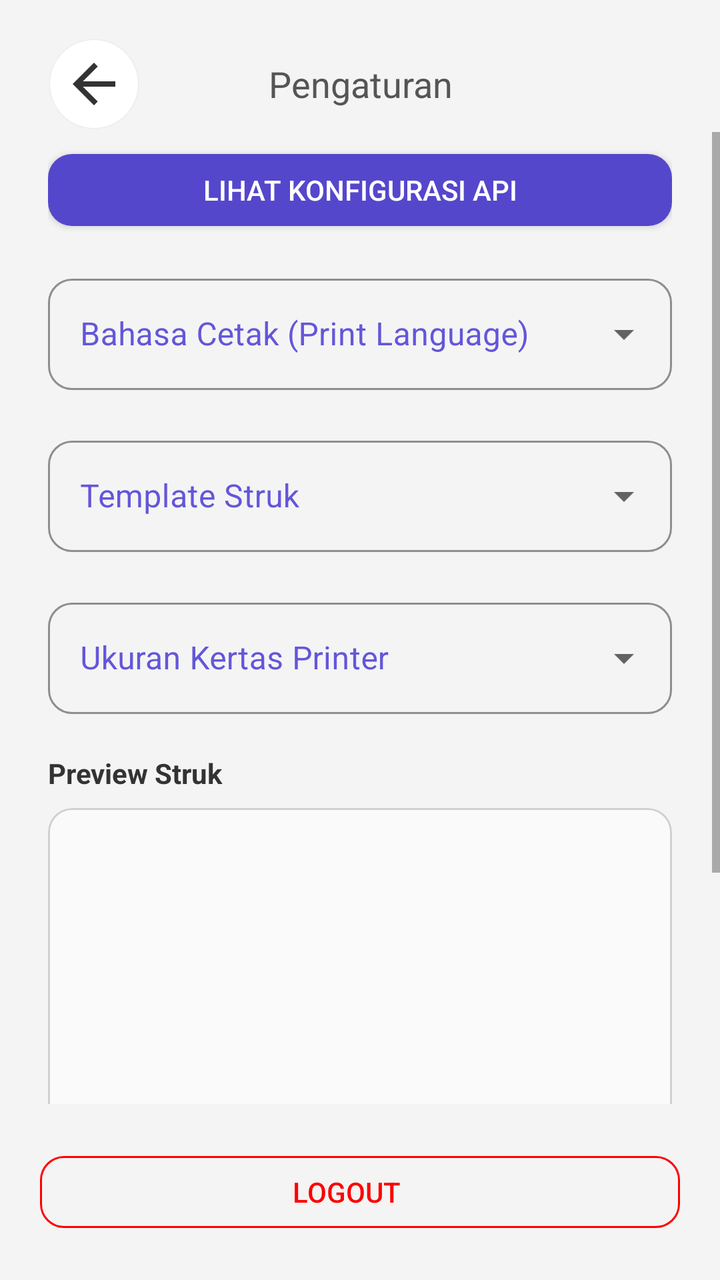
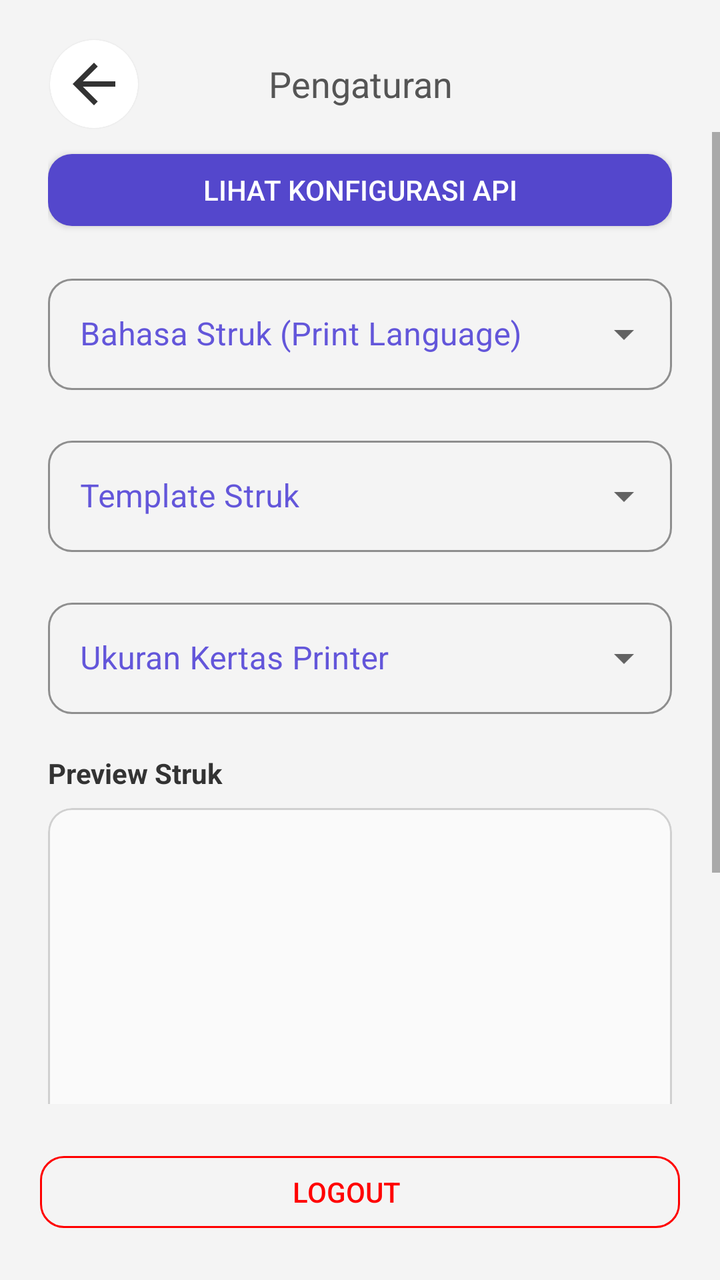

The first picture is an Android layout as it rendered before a commit; the second is the same layout after the commit. The layout source and the unified diff follow.
<!-- AndroidManifest.xml: application theme Theme.KeKitaPrintBridge -->
<!-- res/layout/activity_settings.xml -->
<?xml version="1.0" encoding="utf-8"?>
<RelativeLayout xmlns:android="http://schemas.android.com/apk/res/android"
    xmlns:app="http://schemas.android.com/apk/res-auto"
    android:id="@+id/wrap"
    android:layout_width="match_parent"
    android:layout_height="match_parent"
    android:background="#F4F4F4">

    <RelativeLayout
        android:id="@+id/top"
        android:layout_width="match_parent"
        android:layout_height="wrap_content">

        <androidx.cardview.widget.CardView
            android:layout_width="wrap_content"
            android:layout_height="wrap_content"
            android:layout_marginStart="25dp"
            android:layout_marginTop="20dp"
            android:layout_marginBottom="2dp"
            android:clickable="true"
            android:focusable="true"
            android:foreground="?android:selectableItemBackground"
            android:onClick="onBack"
            android:outlineSpotShadowColor="#00000000"
            app:cardBackgroundColor="#FFF"
            app:cardCornerRadius="22dp"
            app:cardElevation="2dp">

            <ImageView
                android:layout_width="44dp"
                android:layout_height="44dp"
                android:padding="6dp"
                android:src="@drawable/twotone_arrow_back"
                app:tint="#333" />

        </androidx.cardview.widget.CardView>

        <TextView
            android:layout_width="wrap_content"
            android:layout_height="44dp"
            android:layout_centerHorizontal="true"
            android:layout_marginTop="20dp"
            android:focusableInTouchMode="true"
            android:gravity="center"
            android:text="Pengaturan"
            android:textColor="#555"
            android:textSize="18sp" />

    </RelativeLayout>

    <ScrollView
        android:layout_width="match_parent"
        android:layout_height="match_parent"
        android:layout_below="@id/top"
        android:layout_above="@+id/btn_logout">

        <LinearLayout
            android:layout_width="match_parent"
            android:layout_height="wrap_content"
            android:gravity="top"
            android:orientation="vertical"
            android:paddingTop="5dp"
            android:paddingStart="24dp"
            android:paddingEnd="24dp"
            android:paddingBottom="30dp">

            <com.google.android.material.button.MaterialButton
                android:id="@+id/btn_show_config"
                style="@style/Widget.MaterialComponents.Button"
                android:layout_width="match_parent"
                android:layout_height="wrap_content"
                android:layout_marginBottom="15dp"
                android:letterSpacing="0"
                android:onClick="onShowConfig"
                android:text="Lihat Konfigurasi API"
                android:textColor="#FFF"
                app:backgroundTint="#5447CC"
                app:cornerRadius="12dp" />

            <com.google.android.material.textfield.TextInputLayout
                style="@style/Widget.MaterialComponents.TextInputLayout.OutlinedBox.ExposedDropdownMenu"
                android:layout_width="match_parent"
                android:layout_height="wrap_content"
                android:layout_marginBottom="20dp"
                android:hint="Bahasa Cetak (Print Language)"
                android:textColorHint="#6356da"
                app:boxCornerRadiusBottomEnd="12dp"
                app:boxCornerRadiusBottomStart="12dp"
                app:boxCornerRadiusTopEnd="12dp"
                app:boxCornerRadiusTopStart="12dp"
                app:boxStrokeColor="#6356da">

                <AutoCompleteTextView
                    android:id="@+id/autocomplete_language"
                    android:layout_width="match_parent"
                    android:layout_height="wrap_content"
                    android:inputType="none"
                    android:textColor="#323e9b"
                    android:textSize="16sp" />

            </com.google.android.material.textfield.TextInputLayout>

            <com.google.android.material.textfield.TextInputLayout
                style="@style/Widget.MaterialComponents.TextInputLayout.OutlinedBox.ExposedDropdownMenu"
                android:layout_width="match_parent"
                android:layout_height="wrap_content"
                android:layout_marginBottom="20dp"
                android:hint="Template Struk"
                android:textColorHint="#6356da"
                app:boxCornerRadiusBottomEnd="12dp"
                app:boxCornerRadiusBottomStart="12dp"
                app:boxCornerRadiusTopEnd="12dp"
                app:boxCornerRadiusTopStart="12dp"
                app:boxStrokeColor="#6356da">

                <AutoCompleteTextView
                    android:id="@+id/autocomplete_template"
                    android:layout_width="match_parent"
                    android:layout_height="wrap_content"
                    android:inputType="none"
                    android:textColor="#323e9b"
                    android:textSize="16sp" />

            </com.google.android.material.textfield.TextInputLayout>

            <com.google.android.material.textfield.TextInputLayout
                style="@style/Widget.MaterialComponents.TextInputLayout.OutlinedBox.ExposedDropdownMenu"
                android:layout_width="match_parent"
                android:layout_height="wrap_content"
                android:layout_marginBottom="20dp"
                android:hint="Ukuran Kertas Printer"
                android:textColorHint="#6356da"
                app:boxCornerRadiusBottomEnd="12dp"
                app:boxCornerRadiusBottomStart="12dp"
                app:boxCornerRadiusTopEnd="12dp"
                app:boxCornerRadiusTopStart="12dp"
                app:boxStrokeColor="#6356da">

                <AutoCompleteTextView
                    android:id="@+id/autocomplete_paper_width"
                    android:layout_width="match_parent"
                    android:layout_height="wrap_content"
                    android:inputType="none"
                    android:textColor="#323e9b"
                    android:textSize="16sp" />

            </com.google.android.material.textfield.TextInputLayout>

            <TextView
                android:layout_width="wrap_content"
                android:layout_height="wrap_content"
                android:layout_marginBottom="8dp"
                android:text="Preview Struk"
                android:textColor="#333"
                android:textSize="14sp"
                android:textStyle="bold" />

            <com.google.android.material.card.MaterialCardView
                android:layout_width="match_parent"
                android:layout_height="wrap_content"
                android:layout_marginBottom="20dp"
                app:cardBackgroundColor="#FAFAFA"
                app:cardCornerRadius="12dp"
                app:cardElevation="0dp"
                app:strokeColor="#D0D0D0"
                app:strokeWidth="1dp">

                <ScrollView
                    android:layout_width="match_parent"
                    android:layout_height="250dp"
                    android:padding="12dp">

                    <TextView
                        android:id="@+id/tv_preview"
                        android:layout_width="match_parent"
                        android:layout_height="wrap_content"
                        android:typeface="monospace"
                        android:textSize="12sp"
                        android:textColor="#333333" />

                </ScrollView>

            </com.google.android.material.card.MaterialCardView>

        </LinearLayout>

    </ScrollView>

    <com.google.android.material.button.MaterialButton
        android:id="@+id/btn_logout"
        style="@style/Widget.MaterialComponents.Button.OutlinedButton"
        android:layout_width="match_parent"
        android:layout_height="wrap_content"
        android:layout_alignParentBottom="true"
        android:layout_margin="20dp"
        android:letterSpacing="0"
        android:onClick="onLogout"
        android:paddingEnd="30dp"
        android:text="Logout"
        android:textColor="#FF0000"
        app:cornerRadius="12dp"
        app:strokeColor="#FF0000" />

</RelativeLayout>
<!-- resources referenced by this layout -->
<resources>
  <!-- drawable twotone_arrow_back (drawable) -->
  <vector xmlns:android="http://schemas.android.com/apk/res/android" android:autoMirrored="true" android:height="24dp" android:tint="#000000" android:viewportHeight="24" android:viewportWidth="24" android:width="24dp">
        
      <path android:fillColor="@android:color/white" android:pathData="M20,11H7.83l5.59,-5.59L12,4l-8,8 8,8 1.41,-1.41L7.83,13H20v-2z"/>
      
  </vector>
  <style name="Theme.KeKitaPrintBridge" parent="Theme.MaterialComponents.Light.DarkActionBar">
          
          <item name="colorPrimary">@color/purple_500</item>
          <item name="colorPrimaryVariant">@color/purple_700</item>
          <item name="colorOnPrimary">@color/white</item>
          
          <item name="colorSecondary">@color/teal_200</item>
          <item name="colorSecondaryVariant">@color/teal_700</item>
          <item name="colorOnSecondary">@color/black</item>
          
          <item name="android:statusBarColor">?attr/colorPrimaryVariant</item>
          
      </style>
  <color name="purple_500">#FF6200EE</color>
  <color name="purple_700">#FF3700B3</color>
  <color name="white">#FFFFFFFF</color>
  <color name="teal_200">#FF03DAC5</color>
  <color name="teal_700">#FF018786</color>
  <color name="black">#FF000000</color>
</resources>

<!-- the commit's change to res/layout/activity_settings.xml (unified diff, before → after) -->
@@ -82,7 +82,7 @@
                 android:layout_width="match_parent"
                 android:layout_height="wrap_content"
                 android:layout_marginBottom="20dp"
-                android:hint="Bahasa Cetak (Print Language)"
+                android:hint="Bahasa Struk (Print Language)"
                 android:textColorHint="#6356da"
                 app:boxCornerRadiusBottomEnd="12dp"
                 app:boxCornerRadiusBottomStart="12dp"
